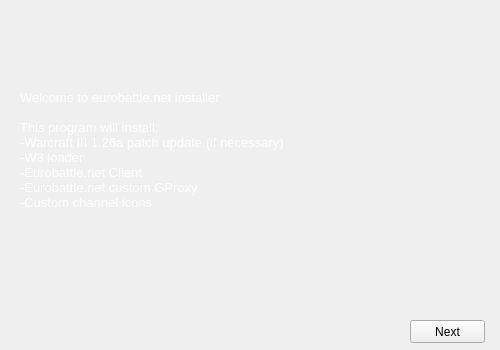
Old version of the form installer/window0.ui in the repository cen1/xpam-installer.
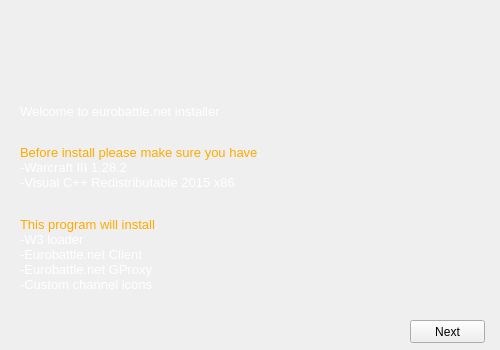
New version of the form. Icons and pictures are not drawn.

```diff
--- a/installer/window0.ui
+++ b/installer/window0.ui
@@ -81,23 +81,11 @@
         <x>20</x>
         <y>90</y>
         <width>461</width>
-        <height>131</height>
+        <height>231</height>
        </rect>
       </property>
       <property name="text">
-       <string>&lt;html&gt;
-&lt;head&gt;
-&lt;head/&gt;
-&lt;body style=&quot; font-size:10pt;&quot;&gt;
-Welcome to eurobattle.net installer&lt;br /&gt;&lt;br /&gt;
-This program will install:&lt;br /&gt;
--Warcraft III 1.26a patch update (if necessary)&lt;br /&gt;
--W3 loader&lt;br /&gt;
--Eurobattle.net Client&lt;br /&gt;
--Eurobattle.net custom GProxy&lt;br /&gt;
--Custom channel icons&lt;br /&gt;
-&lt;/body&gt;
-&lt;/html&gt;</string>
+       <string>&lt;html&gt;&lt;head/&gt;&lt;body&gt;&lt;p&gt;&lt;span style=&quot; font-size:10pt;&quot;&gt;Welcome to eurobattle.net installer&lt;br/&gt;&lt;/span&gt;&lt;/p&gt;&lt;p&gt;&lt;span style=&quot; font-size:10pt; color:#ffaa00;&quot;&gt;Before install please make sure you have&lt;/span&gt;&lt;span style=&quot; font-size:10pt;&quot;&gt;:&lt;br/&gt;-Warcraft III 1.28.2&lt;br/&gt;-Visual C++ Redistributable 2015 x86&lt;/span&gt;&lt;/p&gt;&lt;p&gt;&lt;span style=&quot; font-size:10pt;&quot;&gt;&lt;br/&gt;&lt;/span&gt;&lt;span style=&quot; font-size:10pt; color:#ffaa00;&quot;&gt;This program will install&lt;/span&gt;&lt;span style=&quot; font-size:10pt;&quot;&gt;:&lt;br/&gt;-W3 loader&lt;br/&gt;-Eurobattle.net Client&lt;br/&gt;-Eurobattle.net GProxy&lt;br/&gt;-Custom channel icons&lt;br/&gt;&lt;/span&gt;&lt;/p&gt;&lt;/body&gt;&lt;/html&gt;</string>
       </property>
      </widget>
      <widget class="QPushButton" name="nextButton_1">
```
